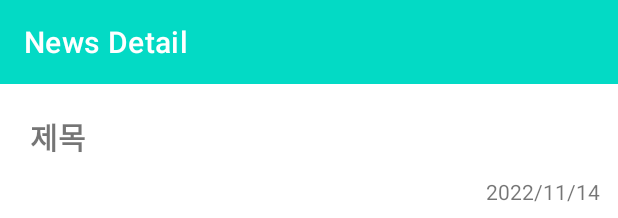
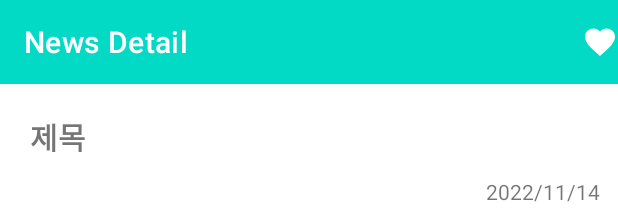
Before and after one commit to DavidKwon7/NewsViewerApp, an Android app: the layout fragment_search_detail.xml on its own in the app's theme, with its tools: preview values and no code run, on a phone screen of 412 x 824 dp. Shown: the top 218 px of the screen. Run offline under Robolectric (Android 15) with nearby library versions, the phone set to English and light mode, and no system bars.

```diff
--- a/app/src/main/res/layout/fragment_search_detail.xml
+++ b/app/src/main/res/layout/fragment_search_detail.xml
@@ -14,7 +14,7 @@
     <androidx.constraintlayout.widget.ConstraintLayout
         android:layout_width="match_parent"
         android:layout_height="match_parent"
-        tools:context=".SearchDetailFragment">
+        tools:context=".ui.feature.detail.SearchDetailFragment">
 
         <androidx.appcompat.widget.Toolbar
             android:id="@+id/toolBar"
@@ -23,7 +23,17 @@
             android:background="@color/teal_200"
             app:title="News Detail"
             app:titleTextColor="@color/white"
-            app:layout_constraintTop_toTopOf="parent" />
+            app:layout_constraintTop_toTopOf="parent" >
+
+            <ImageView
+                android:id="@+id/tb_icon"
+                android:layout_width="wrap_content"
+                android:layout_height="wrap_content"
+                android:src="@drawable/ic_baseline_favorite_24"
+                android:layout_gravity="end"
+                app:tint="@color/white" />
+
+        </androidx.appcompat.widget.Toolbar>
 
 
         <TextView
--- a/app/src/main/res/navigation/nav_graph.xml
+++ b/app/src/main/res/navigation/nav_graph.xml
@@ -23,7 +23,7 @@
 
     <fragment
     android:id="@+id/searchDetailFragment"
-    android:name="com.example.newsviewerapp.SearchDetailFragment"
+    android:name="com.example.newsviewerapp.ui.feature.detail.SearchDetailFragment"
     android:label="fragment_search_detail"
     tools:layout="@layout/fragment_search_detail" >
 
--- a/data/src/main/java/com/example/local/NewsDao.kt
+++ b/data/src/main/java/com/example/local/NewsDao.kt
@@ -12,7 +12,7 @@ import kotlinx.coroutines.flow.Flow
 interface NewsDao {
 
     @Insert(onConflict = OnConflictStrategy.REPLACE)
-    suspend fun insertNews(article: Article): Long
+    suspend fun insertNews(article: Article)
 
     @Query("SELECT * FROM articleEntity")
     fun getAllNews(): Flow<List<Article>>
--- a/data/src/main/java/com/example/repository/LocalDataSource.kt
+++ b/data/src/main/java/com/example/repository/LocalDataSource.kt
@@ -5,7 +5,7 @@ import kotlinx.coroutines.flow.Flow
 
 interface LocalDataSource {
 
-    suspend fun insertNews(article: Article): Long
+    suspend fun insertNews(article: Article)
 
     suspend fun deleteNews(article: Article)
 
--- a/data/src/main/java/com/example/repository/LocalDataSourceImpl.kt
+++ b/data/src/main/java/com/example/repository/LocalDataSourceImpl.kt
@@ -9,7 +9,7 @@ class LocalDataSourceImpl @Inject constructor(
     private val newsDao: NewsDao
 ) : LocalDataSource {
 
-    override suspend fun insertNews(article: Article): Long {
+    override suspend fun insertNews(article: Article) {
         return newsDao.insertNews(article)
     }
 
--- a/data/src/main/java/com/example/repository/LocalRepositoryImpl.kt
+++ b/data/src/main/java/com/example/repository/LocalRepositoryImpl.kt
@@ -9,7 +9,7 @@ class LocalRepositoryImpl @Inject constructor(
     private val localDataSource: LocalDataSource
 ) : LocalRepository {
 
-    override suspend fun insertNews(article: Article): Long {
+    override suspend fun insertNews(article: Article) {
         return localDataSource.insertNews(article)
     }
 
--- a/domain/src/main/java/com/example/domain/repository/LocalRepository.kt
+++ b/domain/src/main/java/com/example/domain/repository/LocalRepository.kt
@@ -5,7 +5,7 @@ import kotlinx.coroutines.flow.Flow
 
 interface LocalRepository {
 
-    suspend fun insertNews(article: Article): Long
+    suspend fun insertNews(article: Article)
 
     suspend fun deleteNews(article: Article)
 
--- a/domain/src/main/java/com/example/domain/usecase/InsertNewsUseCase.kt
+++ b/domain/src/main/java/com/example/domain/usecase/InsertNewsUseCase.kt
@@ -8,7 +8,7 @@ import javax.inject.Inject
 class InsertNewsUseCase @Inject constructor(
     private val localRepository: LocalRepository
 ) {
-    suspend fun invoke(article: Article): Long {
+    suspend fun invoke(article: Article) {
         return localRepository.insertNews(article)
     }
 }
```
Also changed, not shown: app/src/main/java/com/example/newsviewerapp/ui/feature/detail/SearchDetailFragment.kt (renamed from app/src/main/java/com/example/newsviewerapp/SearchDetailFragment.kt, +30 -3 lines).
